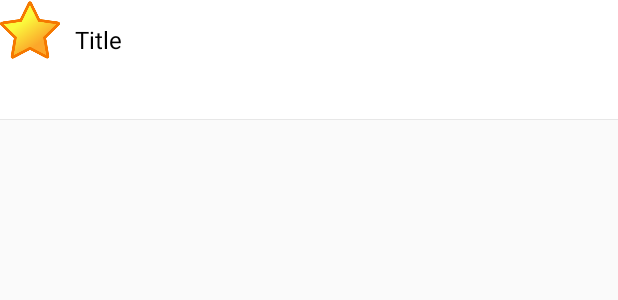
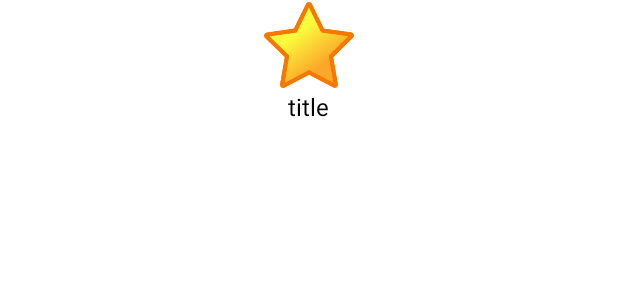
Before and after one commit to mapleyuan/FeedStar, an Android app: the layout rss_source_grid_item.xml on its own in the app's theme, with its tools: preview values and no code run, on a phone screen of 412 x 824 dp. Shown: the top 300 px of the screen. Run offline under Robolectric (Android 15) with nearby library versions, the light colour scheme and no system bars.

Commit message:
rewrite rss source ui

```diff
--- a/app/src/main/java/com/maple/yuanweinan/feedstar/manager/FeedStarDataManager.java
+++ b/app/src/main/java/com/maple/yuanweinan/feedstar/manager/FeedStarDataManager.java
@@ -167,6 +167,7 @@ public class FeedStarDataManager {
         testData();
         mGroupInfoList = GroupInfoTable.queryAll(mFeedStarDBHelper);
         mRssFeedList = RssFeedInfoTable.queryAll(mFeedStarDBHelper);
+        mRssFeedList.add(RSSFeed.getEmpty());
         mAllRssItems = RssItemTable.queryAll(mFeedStarDBHelper);
     }
 
--- a/app/src/main/res/layout/detail_list_item.xml
+++ b/app/src/main/res/layout/detail_list_item.xml
@@ -24,6 +24,7 @@
         />
 
     <RelativeLayout
+        android:id="@+id/fs_item_content_id"
         android:layout_toLeftOf="@id/detail_list_item_thumbnail_id"
         android:layout_marginRight= "15dp"
         android:layout_width="match_parent"
--- a/app/src/main/res/layout/rss_source_grid_item.xml
+++ b/app/src/main/res/layout/rss_source_grid_item.xml
@@ -1,13 +1,13 @@
 <?xml version="1.0" encoding="utf-8"?>
-<FrameLayout xmlns:android="http://schemas.android.com/apk/res/android"
+<RelativeLayout xmlns:android="http://schemas.android.com/apk/res/android"
     android:id="@+id/main_grid_item_id"
     android:layout_width="match_parent"
-    android:layout_height="80dp"
+    android:layout_height="match_parent"
     android:background="#ffffffff"
     android:descendantFocusability="blocksDescendants"
     android:orientation="horizontal">
 
-
+<!--
 <RelativeLayout
     android:layout_width="match_parent"
     android:layout_height="match_parent"
@@ -30,13 +30,24 @@
         android:background="#e7e7e7"
         android:layout_alignParentBottom="true"
         />
-</RelativeLayout>
-
+</RelativeLayout>-->
     <ImageView
         android:id="@+id/main_grid_item_bg_id"
-        android:layout_width="40dp"
-        android:layout_height="40dp"
+        android:layout_width="60dp"
+        android:layout_height="60dp"
         android:gravity="center"
-        android:src="@drawable/fs_star" />
+        android:src="@drawable/fs_star"
+        android:layout_centerHorizontal="true"
+        />
+    <TextView
+        android:id="@+id/main_grid_item_title_id"
+        android:layout_width="wrap_content"
+        android:layout_height="wrap_content"
+        android:layout_below="@id/main_grid_item_bg_id"
+        android:text="title"
+        android:textColor="#000000"
+        android:textSize="16sp"
+        android:layout_centerHorizontal="true"
+        />
 
-</FrameLayout>
+</RelativeLayout>
--- a/app/src/main/res/values/integers.xml
+++ b/app/src/main/res/values/integers.xml
@@ -1,4 +1,4 @@
 <?xml version="1.0" encoding="utf-8"?>
 <resources>
-    <integer name="grid_column_count">2</integer>
+    <integer name="grid_column_count">3</integer>
 </resources>
```
Also changed, not shown: app/src/main/java/com/maple/yuanweinan/feedstar/lib/RSSFeed.java (+7 -0 lines), app/src/main/java/com/maple/yuanweinan/feedstar/view/RssSourceMainView.java (+7 -0 lines), app/src/main/res/layout/rss_source_main.xml (+13 -4 lines), 2 other files.
